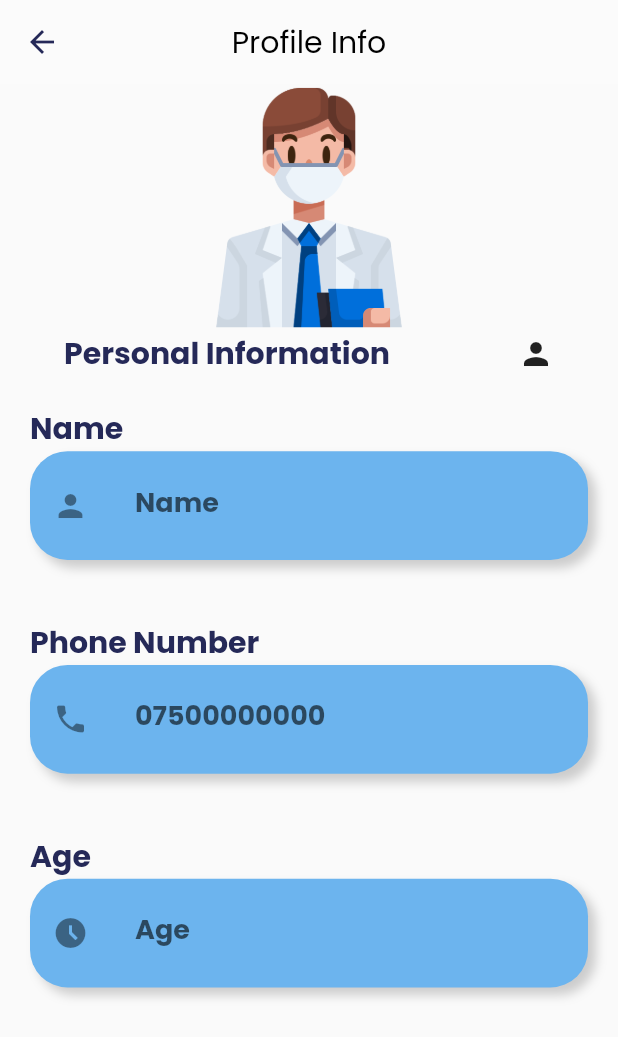
After one commit to CaptainLala/clinic_reservation_app, a Flutter app: the ProfileScreen screen opened by its route, on a phone screen of 412 x 824 dp. The commit adds this screen. Shown: the top 1037 px of the screen. Run offline on Flutter 3.47's test engine with Material 2 defaults, Android fonts, the phone set to English and light mode, and no system bars; drawn by our look-alikes of auto_size_text; our stand-ins replace font_awesome_flutter.

Commit message:
profile screen added

```diff
--- a/lib/main.dart
+++ b/lib/main.dart
@@ -1,5 +1,6 @@
 import 'package:clinic_reservation_app/screens/home_screen.dart';
 import 'package:clinic_reservation_app/screens/login_screen.dart';
+import 'package:clinic_reservation_app/screens/profile_screen.dart';
 import 'package:clinic_reservation_app/screens/signup_screen.dart';
 import 'package:clinic_reservation_app/style.dart';
 import 'package:flutter/material.dart';
@@ -21,6 +22,7 @@ class MyApp extends StatelessWidget {
         SignUpScreen.routeName: (context) => const SignUpScreen(),
         LoginScreen.routeName: (context) => const LoginScreen(),
         HomeScreen.routeName: (context) => const HomeScreen(),
+        ProfileScreen.routeName: (context) => const ProfileScreen(),
       },
     );
   }
--- /dev/null
+++ b/lib/screens/profile_screen.dart
@@ -0,0 +1,74 @@
+import 'package:auto_size_text/auto_size_text.dart';
+import 'package:clinic_reservation_app/widgets/profile_textfield.dart';
+import 'package:flutter/material.dart';
+
+class ProfileScreen extends StatelessWidget {
+  static const routeName = 'profile_screen';
+  const ProfileScreen({Key? key}) : super(key: key);
+
+  @override
+  Widget build(BuildContext context) {
+    return Scaffold(
+      appBar: AppBar(
+        title: const AutoSizeText(
+          'Profile Info',
+          style: TextStyle(
+            color: Colors.black,
+          ),
+        ),
+        centerTitle: true,
+        elevation: 0,
+        backgroundColor: Colors.white10,
+        iconTheme: const IconThemeData(
+          color: Color.fromRGBO(37, 41, 88, 1),
+        ),
+      ),
+      body: Column(
+        crossAxisAlignment: CrossAxisAlignment.start,
+        children: [
+          SizedBox(
+            width: MediaQuery.of(context).size.width,
+            height: MediaQuery.of(context).size.height * 0.20,
+            child: Image.asset(
+              'assets/images/doctor.png',
+              fit: BoxFit.contain,
+            ),
+          ),
+          Row(
+            mainAxisAlignment: MainAxisAlignment.spaceAround,
+            children: const [
+              AutoSizeText(
+                'Personal Information',
+                style: TextStyle(
+                  fontWeight: FontWeight.bold,
+                ),
+              ),
+              Icon(Icons.person)
+            ],
+          ),
+          const ProfileTextField(
+            title: 'Name',
+            keyboardType: TextInputType.name,
+            inputAction: TextInputAction.done,
+            label: 'Name',
+            icon: Icons.person,
+          ),
+          const ProfileTextField(
+            title: 'Phone Number',
+            keyboardType: TextInputType.name,
+            inputAction: TextInputAction.done,
+            label: '07500000000',
+            icon: Icons.phone,
+          ),
+          const ProfileTextField(
+            title: 'Age',
+            keyboardType: TextInputType.number,
+            inputAction: TextInputAction.done,
+            label: 'Age',
+            icon: Icons.access_time_filled_sharp,
+          )
+        ],
+      ),
+    );
+  }
+}
--- /dev/null
+++ b/lib/widgets/profile_textfield.dart
@@ -0,0 +1,61 @@
+import 'package:auto_size_text/auto_size_text.dart';
+import 'package:flutter/material.dart';
+
+class ProfileTextField extends StatelessWidget {
+  final String title;
+  final TextInputType keyboardType;
+  final TextInputAction inputAction;
+  final String label;
+  final IconData icon;
+
+  const ProfileTextField({
+    Key? key,
+    required this.title,
+    required this.keyboardType,
+    required this.inputAction,
+    required this.label,
+    required this.icon,
+  }) : super(key: key);
+
+  @override
+  Widget build(BuildContext context) {
+    return Container(
+      margin: const EdgeInsets.symmetric(horizontal: 20, vertical: 20),
+      child: Column(
+        crossAxisAlignment: CrossAxisAlignment.start,
+        children: [
+          AutoSizeText(
+            title,
+            style: const TextStyle(
+              fontWeight: FontWeight.bold,
+            ),
+          ),
+          Container(
+            padding: const EdgeInsets.symmetric(horizontal: 15),
+            decoration: BoxDecoration(
+              color: Theme.of(context).primaryColor,
+              borderRadius: BorderRadius.circular(25),
+              boxShadow: [
+                BoxShadow(
+                  color: Colors.grey.withOpacity(0.5),
+                  offset: const Offset(5, 5),
+                  blurRadius: 5,
+                ),
+              ],
+            ),
+            child: TextField(
+              keyboardType: keyboardType,
+              textInputAction: inputAction,
+              decoration: InputDecoration(
+                border: InputBorder.none,
+                contentPadding: const EdgeInsets.all(15),
+                label: Text(label),
+                icon: Icon(icon),
+              ),
+            ),
+          ),
+        ],
+      ),
+    );
+  }
+}
--- a/lib/widgets/side_bar.dart
+++ b/lib/widgets/side_bar.dart
@@ -1,6 +1,7 @@
 import 'package:auto_size_text/auto_size_text.dart';
 import 'package:clinic_reservation_app/screens/home_screen.dart';
 import 'package:clinic_reservation_app/screens/login_screen.dart';
+import 'package:clinic_reservation_app/screens/profile_screen.dart';
 import 'package:clinic_reservation_app/widgets/list_tile.dart';
 import 'package:flutter/material.dart';
 import 'package:font_awesome_flutter/font_awesome_flutter.dart';
@@ -50,7 +51,9 @@ class SideBar extends StatelessWidget {
               SideMenuTile(
                 icon: Icons.person,
                 label: 'Profile',
-                onPressed: () {},
+                onPressed: () {
+                  Navigator.pushNamed(context, ProfileScreen.routeName);
+                },
               ),
               SideMenuTile(
                 icon: FontAwesomeIcons.calendarCheck,
```
